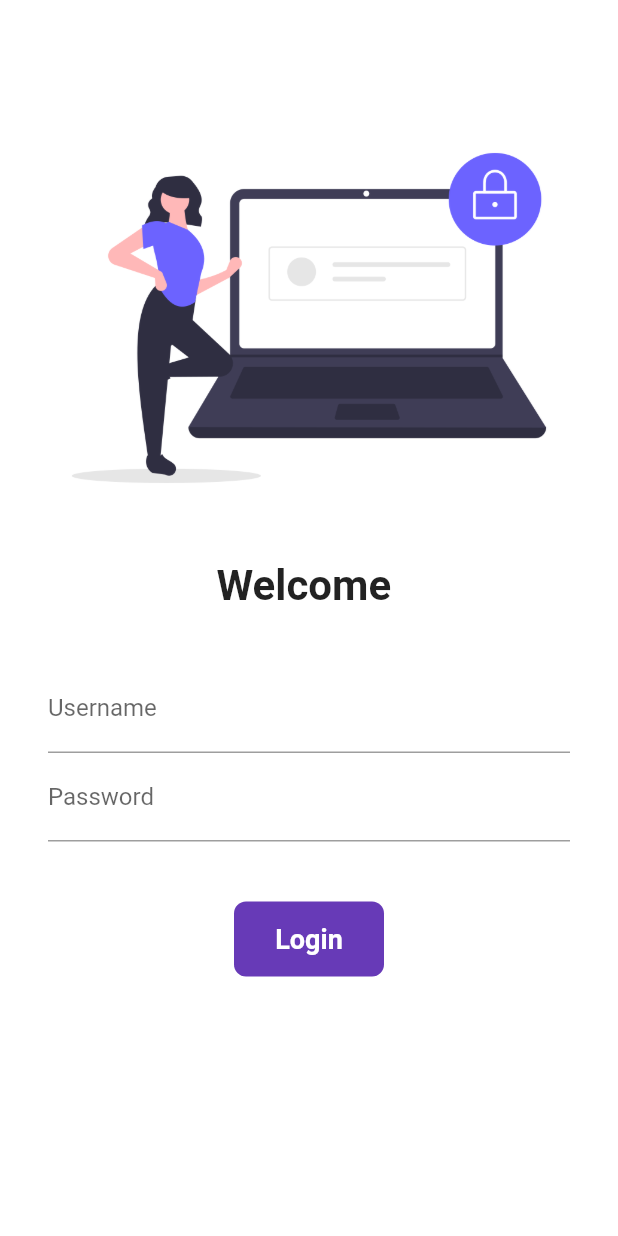
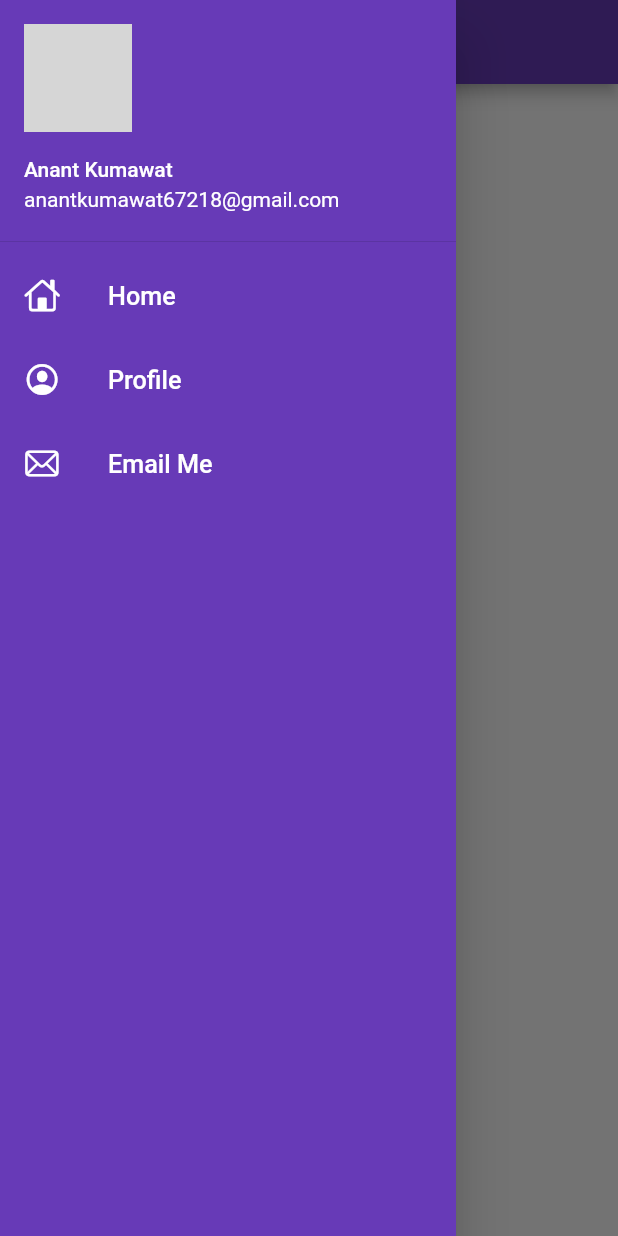
Before and after one commit to AnantKumawat22/Catalog-App, a Flutter app: the screen it shows after launch, with the side drawer open (before the commit the screen has no drawer), on a phone screen of 412 x 824 dp. Run offline on Flutter 3.47's test engine with Material 2 defaults, Android fonts, the phone set to English and light mode, and no system bars; network calls fail; grey boxes are pictures that could not be loaded.

Commit message:
Day 8 Completed

```diff
--- a/lib/main.dart
+++ b/lib/main.dart
@@ -25,7 +25,7 @@ class MyApp extends StatelessWidget {
       darkTheme: ThemeData(
         brightness: Brightness.dark
       ),
-      initialRoute: '/login',
+      initialRoute: '/home',
       routes: {
         "/" :(context) => HomePage(),
         MyRoutes.homeRoute :(context) => HomePage(),
--- a/lib/pages/home_page.dart
+++ b/lib/pages/home_page.dart
@@ -1,4 +1,5 @@
 import 'package:flutter/material.dart';
+import 'package:flutter_catalog/widgets/drawer.dart';
 
 class HomePage extends StatelessWidget {
   const HomePage({Key? key}) : super(key: key);
@@ -14,7 +15,7 @@ class HomePage extends StatelessWidget {
               child: Text("Welcome to 30 days of flutter.")
             ),
         ),
-        drawer: Drawer()
+        drawer: MyDrawer()
     );
   }
 }
--- /dev/null
+++ b/lib/widgets/drawer.dart
@@ -0,0 +1,72 @@
+import 'package:flutter/cupertino.dart';
+import "package:flutter/material.dart";
+
+class MyDrawer extends StatelessWidget {
+  const MyDrawer({ Key? key }) : super(key: key);
+
+  @override
+  Widget build(BuildContext context) {
+    const imageUrl = "https://static.vecteezy.com/system/resources/previews/005/211/424/original/man-working-on-laptop-illustration-work-from-home-cartoon-character-free-vector.jpg";
+
+    return Drawer(
+      child: Container(
+        color: Colors.deepPurple,
+        child: ListView(
+          padding: EdgeInsets.zero,
+          children: const [
+            DrawerHeader(
+              padding: EdgeInsets.zero,
+              child: UserAccountsDrawerHeader(
+                margin: EdgeInsets.zero,
+                accountName: Text("Anant Kumawat"),
+                accountEmail: Text("anantkumawat67218@gmail.com"),
+                currentAccountPicture: CircleAvatar(
+                    backgroundImage: NetworkImage(imageUrl),
+                  ),
+              ),
+            ),
+            ListTile(
+              leading: Icon(
+                CupertinoIcons.home,
+                color: Colors.white,
+              ),
+              title: Text(
+                "Home",
+                textScaleFactor: 1.2,
+                style: TextStyle(
+                  color: Colors.white,
+                ),
+              ),
+            ),
+            ListTile(
+              leading: Icon(
+                CupertinoIcons.profile_circled,
+                color: Colors.white,
+              ),
+              title: Text(
+                "Profile",
+                textScaleFactor: 1.2,
+                style: TextStyle(
+                  color: Colors.white,
+                ),
+              ),
+            ),
+            ListTile(
+              leading: Icon(
+                CupertinoIcons.mail,
+                color: Colors.white,
+              ),
+              title: Text(
+                "Email Me",
+                textScaleFactor: 1.2,
+                style: TextStyle(
+                  color: Colors.white,
+                ),
+              ),
+            ),
+          ],
+        ),
+      ),
+    );
+  }
+}
```
Also changed, not shown: assets/images/Anant_image.jpg (added), 1 other file.
